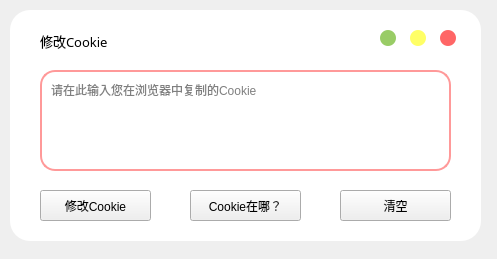
Old version of the form bilidsetting.ui in the repository JimmyLiang-lzm/biliDownloader_GUI.
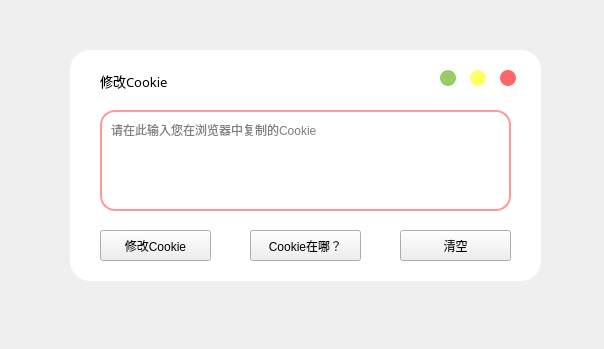
New version of the form. Icons and pictures are not drawn.

Commit message: Fixed UI Marginal Shadows.

Patch:
```diff
--- a/bilidsetting.ui
+++ b/bilidsetting.ui
@@ -6,8 +6,8 @@
    <rect>
     <x>0</x>
     <y>0</y>
-    <width>497</width>
-    <height>259</height>
+    <width>604</width>
+    <height>349</height>
    </rect>
   </property>
   <property name="windowTitle">
@@ -171,8 +171,8 @@
   <widget class="QWidget" name="mainwidget" native="true">
    <property name="geometry">
     <rect>
-     <x>10</x>
-     <y>10</y>
+     <x>70</x>
+     <y>50</y>
      <width>471</width>
      <height>231</height>
     </rect>
```
The commit also changes 3 other files.
